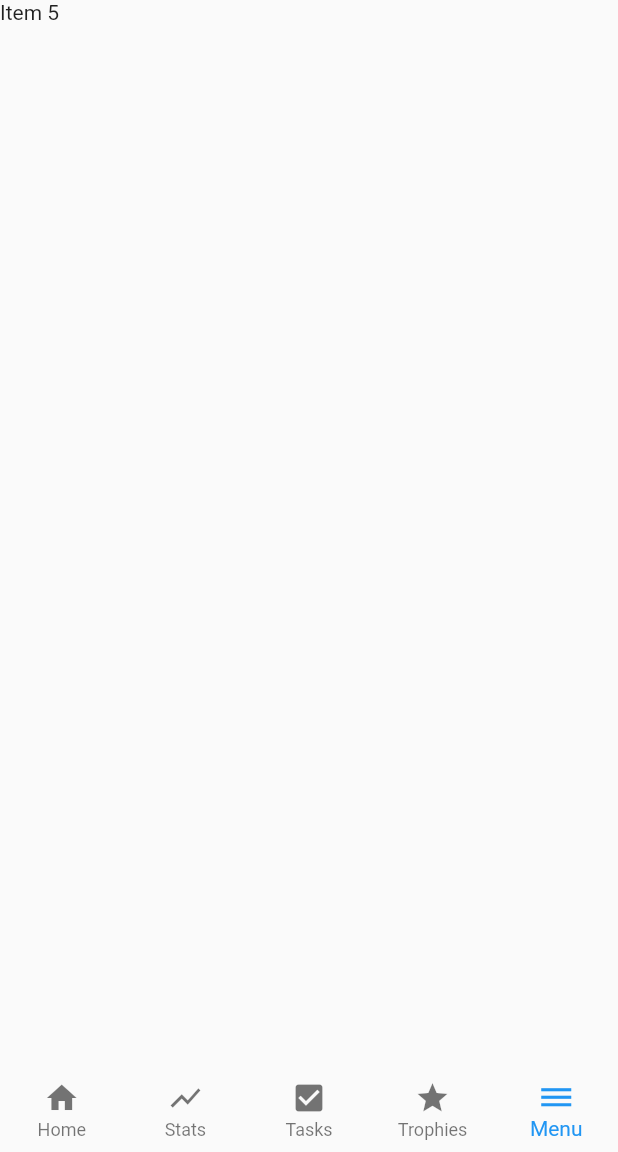
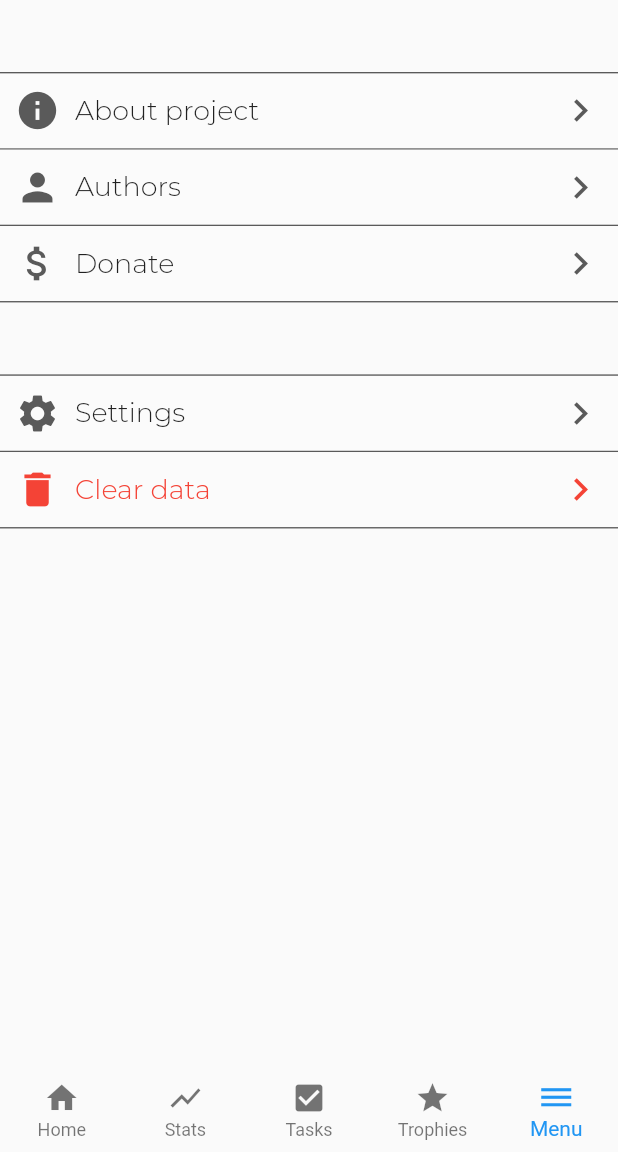
Before and after one commit to agr0chal/Niquit, a Flutter app: the screen it shows after launch, item 5 of the bottom bar chosen, on a phone screen of 412 x 824 dp, the part 84-1236 px from its top. Run offline on Flutter 3.47's test engine with Material 2 defaults, Android fonts, the phone set to English and light mode, and no system bars.

Commit message:
MenuScreen added

```diff
--- /dev/null
+++ b/lib/Screens/MenuScreen.dart
@@ -0,0 +1,186 @@
+import 'package:flutter/material.dart';
+
+class MenuScreen extends StatefulWidget {
+  @override
+  _MenuScreenState createState() => _MenuScreenState();
+}
+
+class _MenuScreenState extends State<MenuScreen> {
+  @override
+  Widget build(BuildContext context) {
+    return Scaffold(
+      body: Theme(
+        data: ThemeData(fontFamily: 'Montserrat'),
+        child: Column(
+          children: <Widget>[
+            const SizedBox(height: 48),
+            Container(
+              decoration: firstBoxDecoration(),
+              child: Padding(
+                padding: EdgeInsets.all(10),
+                child: Row(
+                  children: <Widget>[
+                    Icon(
+                      Icons.info,
+                      color: Color(0xff5a5a5a),
+                      size: 30,
+                    ),
+                    SizedBox(
+                      width: 10,
+                    ),
+                    Text('About project',
+                        style:
+                            TextStyle(fontSize: 18, fontFamily: 'Montserrat')),
+                    Spacer(),
+                    Icon(
+                      Icons.keyboard_arrow_right,
+                      color: Color(0xff5a5a5a),
+                      size: 30,
+                    ),
+                  ],
+                ),
+              ),
+            ),
+            Container(
+              decoration: myBoxDecoration(),
+              child: Padding(
+                padding: EdgeInsets.all(10),
+                child: Row(
+                  children: <Widget>[
+                    Icon(
+                      Icons.person,
+                      color: Color(0xff5a5a5a),
+                      size: 30,
+                    ),
+                    SizedBox(
+                      width: 10,
+                    ),
+                    Text('Authors',
+                        style:
+                            TextStyle(fontSize: 18, fontFamily: 'Montserrat')),
+                    Spacer(),
+                    Icon(
+                      Icons.keyboard_arrow_right,
+                      color: Color(0xff5a5a5a),
+                      size: 30,
+                    ),
+                  ],
+                ),
+              ),
+            ),
+            Container(
+              decoration: myBoxDecoration(),
+              child: Padding(
+                padding: EdgeInsets.all(10),
+                child: Row(
+                  children: <Widget>[
+                    Icon(
+                      Icons.attach_money,
+                      color: Color(0xff5a5a5a),
+                      size: 30,
+                    ),
+                    SizedBox(
+                      width: 10,
+                    ),
+                    Text('Donate',
+                        style:
+                            TextStyle(fontSize: 18, fontFamily: 'Montserrat')),
+                    Spacer(),
+                    Icon(
+                      Icons.keyboard_arrow_right,
+                      color: Color(0xff5a5a5a),
+                      size: 30,
+                    ),
+                  ],
+                ),
+              ),
+            ),
+            const SizedBox(height: 48),
+            Container(
+              decoration: firstBoxDecoration(),
+              child: Padding(
+                padding: EdgeInsets.all(10),
+                child: Row(
+                  children: <Widget>[
+                    Icon(
+                      Icons.settings,
+                      color: Color(0xff5a5a5a),
+                      size: 30,
+                    ),
+                    SizedBox(
+                      width: 10,
+                    ),
+                    Text('Settings',
+                        style:
+                            TextStyle(fontSize: 18, fontFamily: 'Montserrat')),
+                    Spacer(),
+                    Icon(
+                      Icons.keyboard_arrow_right,
+                      color: Color(0xff5a5a5a),
+                      size: 30,
+                    ),
+                  ],
+                ),
+              ),
+            ),
+            Container(
+              decoration: myBoxDecoration(),
+              child: Padding(
+                padding: EdgeInsets.all(10),
+                child: Row(
+                  children: <Widget>[
+                    Icon(
+                      Icons.delete,
+                      color: Colors.red,
+                      size: 30,
+                    ),
+                    SizedBox(
+                      width: 10,
+                    ),
+                    Text('Clear data',
+                        style:
+                            TextStyle(fontSize: 18, fontFamily: 'Montserrat',color: Colors.red,)),
+                    Spacer(),
+                    Icon(
+                      Icons.keyboard_arrow_right,
+                      color: Colors.red,
+                      size: 30,
+                    ),
+                  ],
+                ),
+              ),
+            ),
+          ],
+        ),
+      ),
+    );
+  }
+
+  BoxDecoration myBoxDecoration() {
+    return BoxDecoration(
+      color: Color(0xfffbfbfb),
+      border: Border(
+        bottom: BorderSide(
+          color: Color(0xff5a5a5a),
+          width: 0.9,
+        ),
+      ),
+    );
+  }
+
+  BoxDecoration firstBoxDecoration() {
+    return BoxDecoration(
+      color: Color(0xfffbfbfb),
+      border: Border(
+        bottom: BorderSide(
+          color: Color(0xff5a5a5a),
+          width: 0.9,
+        ),
+        top: BorderSide(
+          color: Color(0xff5a5a5a),
+          width: 0.9,
+        ),
+      ),
+    );
+  }
+}
--- a/lib/main.dart
+++ b/lib/main.dart
@@ -1,6 +1,7 @@
 import 'package:flutter/material.dart';
 import './Screens/HomeScreen.dart';
 import './Screens/TasksScreen.dart';
+import './Screens/MenuScreen.dart';
 void main() => runApp(MyApp());
 
 class MyApp extends StatefulWidget {
@@ -17,7 +18,7 @@ class MyAppState extends State<MyApp> {
      Text('Item 2'),
      Tasks(),
      Text('Item 4'),
-     Text('Item 5'),
+     MenuScreen(),
    ];
 
     @override
```
